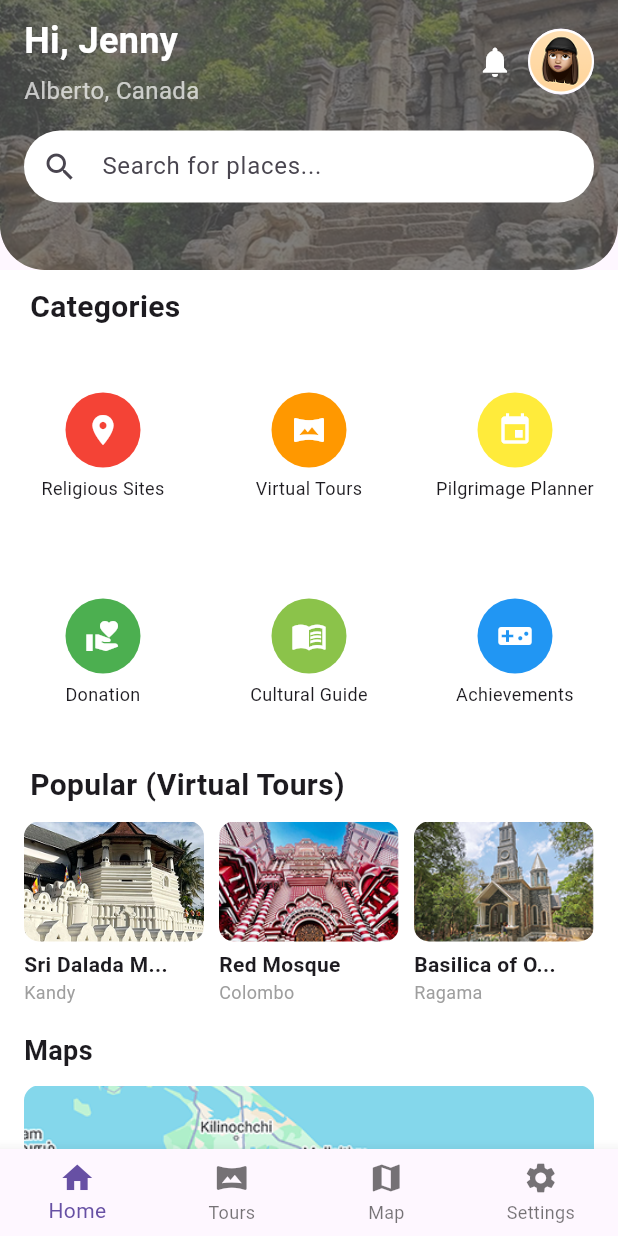
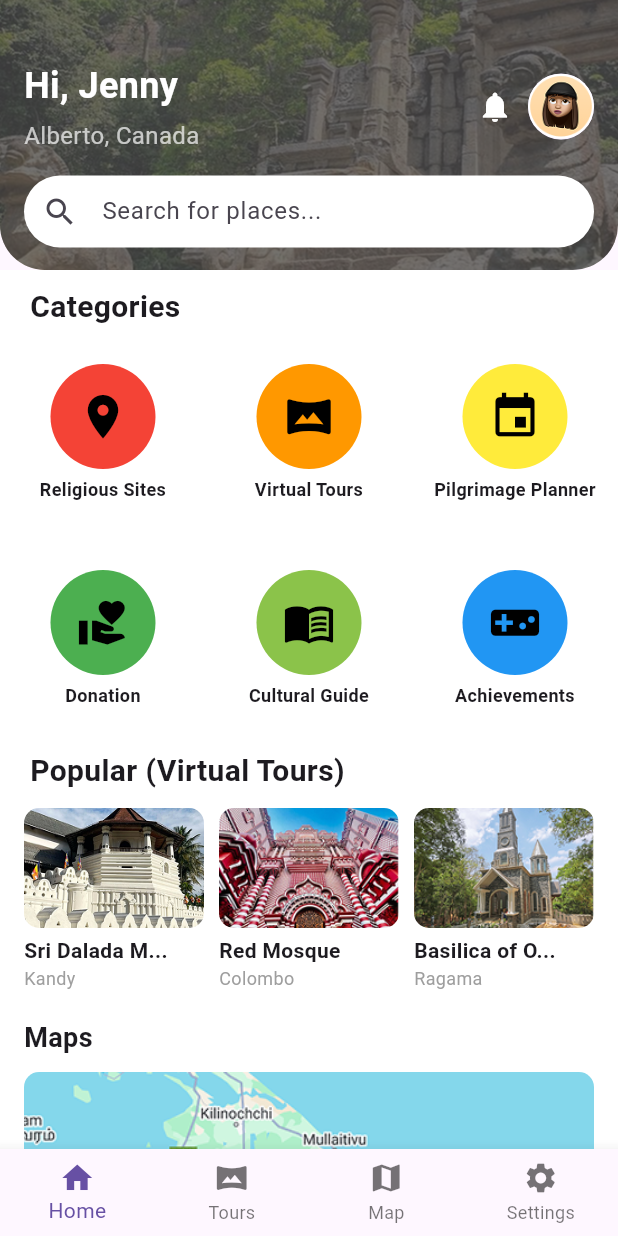
Before and after one commit to DaphneKodithuwakku/sriroute-frontend, a Flutter app: the screen it shows after launch, on a phone screen of 412 x 824 dp. Run offline on Flutter 3.47's test engine with Material 3 defaults, Android fonts, the phone set to English and light mode, and no system bars.

Commit message:
Fixed alignment issues

```diff
--- a/sri_route/lib/homescreen.dart
+++ b/sri_route/lib/homescreen.dart
@@ -47,7 +47,7 @@ class HomeScreen extends StatelessWidget {
                   // Dark Overlay for better visibility
                   Container(
                     decoration: BoxDecoration(
-                      color: Colors.black.withOpacity(0.5),
+                      color: Colors.black.withOpacity(0.55),
                       borderRadius: BorderRadius.only(
                         bottomLeft: Radius.circular(30),
                         bottomRight: Radius.circular(30),
@@ -62,7 +62,7 @@ class HomeScreen extends StatelessWidget {
                       child: Column(
                         crossAxisAlignment: CrossAxisAlignment.start,
                         children: [
-                          SizedBox(height: 10),
+                          SizedBox(height: 40),
 
                           // Row with User Info + Icons
                           Row(
@@ -147,7 +147,7 @@ class HomeScreen extends StatelessWidget {
                   style: TextStyle(fontSize: 20, fontWeight: FontWeight.bold),
                 ),
               ),
-              SizedBox(height: 10), // Reduced space here
+              SizedBox(height: 1), // Reduced space here
               // Grid of Categories
               GridView.count(
                 shrinkWrap: true,
@@ -268,15 +268,19 @@ class HomeScreen extends StatelessWidget {
       mainAxisAlignment: MainAxisAlignment.center,
       children: [
         CircleAvatar(
-          radius: 25,
+          radius: 35,
           backgroundColor: color,
-          child: Icon(icon, color: Colors.white),
+          child: Icon(
+            icon,
+            color: const Color.fromARGB(255, 0, 0, 0),
+            size: 35,
+          ),
         ),
         SizedBox(height: 5),
         Text(
           title,
           textAlign: TextAlign.center,
-          style: TextStyle(fontSize: 12),
+          style: TextStyle(fontWeight: FontWeight.bold, fontSize: 12),
         ),
       ],
     );
```
